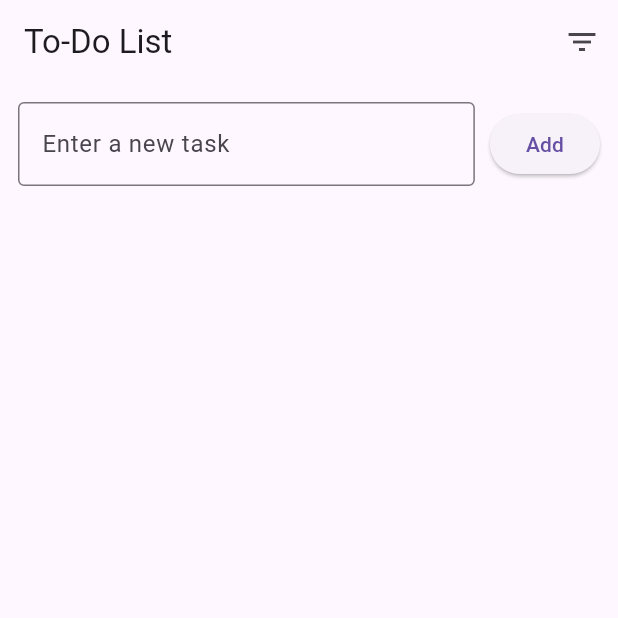
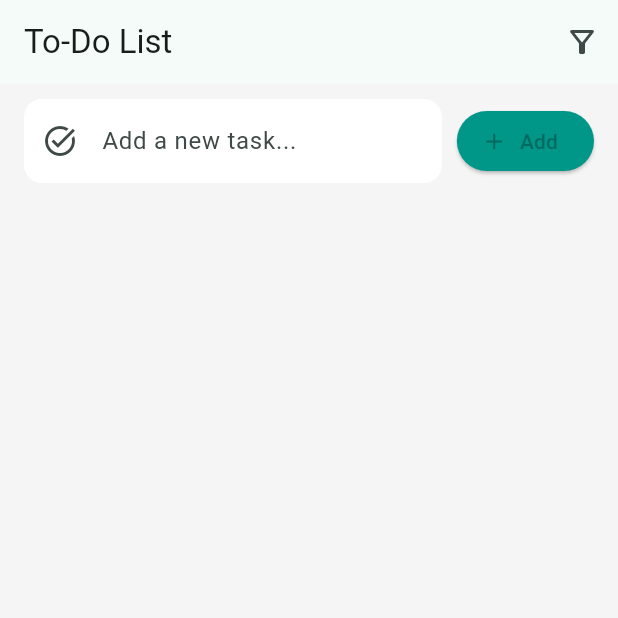
Before and after one commit to mostafa-osman-coder/to_do_list_task2, a Flutter app: the screen it shows after launch, on a phone screen of 412 x 824 dp, the top half of it. Run offline on Flutter 3.47's test engine with Material 3 defaults, Android fonts, the light colour scheme and no system bars; our stand-ins replace shared_preferences.

Commit message:
Enhance UI and functionality: update theme, improve task item display, and refine home screen interactions

```diff
--- a/lib/main.dart
+++ b/lib/main.dart
@@ -11,9 +11,24 @@ class ToDoApp extends StatelessWidget {
   @override
   Widget build(BuildContext context) {
     return MaterialApp(
+      title: 'To-Do List',
       debugShowCheckedModeBanner: false,
-      title: 'To-Do List',
-      theme: ThemeData(primarySwatch: Colors.indigo),
+      theme: ThemeData(
+        useMaterial3: true,
+        colorSchemeSeed: Colors.teal,
+        scaffoldBackgroundColor: Colors.grey[100],
+        inputDecorationTheme: InputDecorationTheme(
+          filled: true,
+          fillColor: Colors.white,
+          border: OutlineInputBorder(
+            borderRadius: BorderRadius.circular(12),
+            borderSide: BorderSide.none,
+          ),
+        ),
+        checkboxTheme: CheckboxThemeData(
+          shape: RoundedRectangleBorder(borderRadius: BorderRadius.circular(4)),
+        ),
+      ),
       home: const HomeScreen(),
     );
   }
--- a/lib/models/task.dart
+++ b/lib/models/task.dart
@@ -15,8 +15,9 @@ class Task {
     return Task(
       title: json['title'],
       isDone: json['isDone'],
-      dueDate:
-          json['dueDate'] != null ? DateTime.parse(json['dueDate']) : null,
+      dueDate: json['dueDate'] != null
+          ? DateTime.parse(json['dueDate'])
+          : null,
     );
   }
 }
--- a/lib/screens/home_screen.dart
+++ b/lib/screens/home_screen.dart
@@ -1,7 +1,7 @@
 import 'package:flutter/material.dart';
-import 'package:to_do_list_task2/widgets/task_item.dart';
 import '../models/task.dart';
 import '../services/task_storage.dart';
+import '../widgets/task_item.dart';
 
 enum TaskFilter { all, pending }
 
@@ -93,7 +93,7 @@ class _HomeScreenState extends State<HomeScreen> {
         title: const Text('To-Do List'),
         actions: [
           PopupMenuButton<TaskFilter>(
-            icon: const Icon(Icons.filter_list),
+            icon: const Icon(Icons.filter_alt_outlined),
             onSelected: (value) {
               setState(() {
                 _filter = value;
@@ -102,7 +102,7 @@ class _HomeScreenState extends State<HomeScreen> {
             itemBuilder: (context) => const [
               PopupMenuItem(
                 value: TaskFilter.all,
-                child: Text('Show All'),
+                child: Text('All Tasks'),
               ),
               PopupMenuItem(
                 value: TaskFilter.pending,
@@ -115,38 +115,41 @@ class _HomeScreenState extends State<HomeScreen> {
       body: Column(
         children: [
           Padding(
-            padding: const EdgeInsets.all(12),
+            padding: const EdgeInsets.symmetric(horizontal: 16.0, vertical: 10),
             child: Row(
               children: [
                 Expanded(
                   child: TextField(
                     controller: _controller,
                     decoration: const InputDecoration(
-                      hintText: 'Enter a new task',
-                      border: OutlineInputBorder(),
+                      hintText: 'Add a new task...',
+                      prefixIcon: Icon(Icons.task_alt),
                     ),
                   ),
                 ),
                 const SizedBox(width: 10),
-                ElevatedButton(
+                ElevatedButton.icon(
                   onPressed: () => _addTask(_controller.text),
-                  child: const Text('Add'),
-                )
+                  icon: const Icon(Icons.add),
+                  label: const Text('Add'),
+                  style: ElevatedButton.styleFrom(
+                    backgroundColor: Colors.teal,
+                  ),
+                ),
               ],
             ),
           ),
           Expanded(
             child: ListView.separated(
               itemCount: filteredTasks.length,
-              separatorBuilder: (_, __) => const Divider(),
+              separatorBuilder: (_, __) => const Divider(height: 0),
               itemBuilder: (context, index) {
                 final task = filteredTasks[index];
-                return  TaskItem(
-                         task: task,
-                         onToggle: () => _toggleTask(_tasks.indexOf(task)),
-                         onDelete: () => _deleteTask(_tasks.indexOf(task)),
-                         );
-
+                return TaskItem(
+                  task: task,
+                  onToggle: () => _toggleTask(_tasks.indexOf(task)),
+                  onDelete: () => _deleteTask(_tasks.indexOf(task)),
+                );
               },
             ),
           ),
--- a/lib/services/task_storage.dart
+++ b/lib/services/task_storage.dart
@@ -14,8 +14,6 @@ class TaskStorage {
   Future<List<Task>> loadTasks() async {
     final prefs = await SharedPreferences.getInstance();
     final jsonList = prefs.getStringList(_key) ?? [];
-    return jsonList
-        .map((str) => Task.fromJson(jsonDecode(str)))
-        .toList();
+    return jsonList.map((str) => Task.fromJson(jsonDecode(str))).toList();
   }
 }
```
Also changed, not shown: lib/widgets/task_item.dart (+13 -2 lines).
